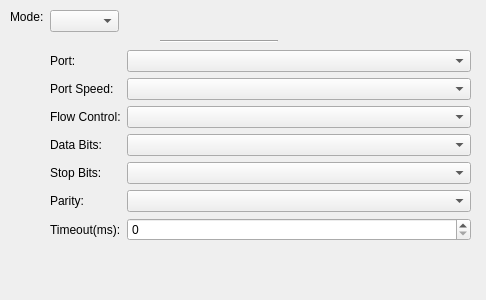
Old version of the form ground/src/plugins/gpsdisplay/gpsdisplaygadgetoptionspage.ui in the repository openpilot/OpenPilot.
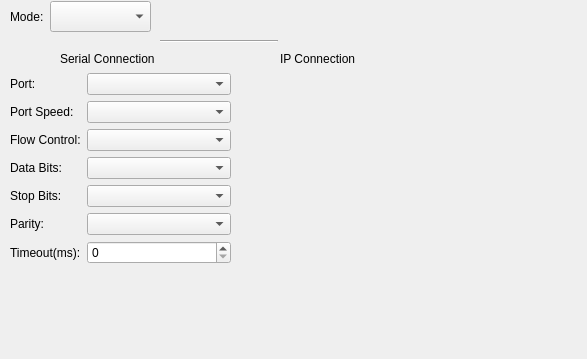
New version of the form.

Commit message: OP-52 Big update to GPS gadget: now supports a new mode, "Telemetry", to display the onboard GPS data, including GPS constellation. This is not tested in Windows yet - I will do this on another machine ASAP. It might break the serial mode as well, I just lack time to test everything but I will eventually do it.

Patch:
```diff
--- a/ground/src/plugins/gpsdisplay/gpsdisplaygadgetoptionspage.ui
+++ b/ground/src/plugins/gpsdisplay/gpsdisplaygadgetoptionspage.ui
@@ -6,8 +6,8 @@
    <rect>
     <x>0</x>
     <y>0</y>
-    <width>486</width>
-    <height>300</height>
+    <width>587</width>
+    <height>359</height>
    </rect>
   </property>
   <property name="sizePolicy">
@@ -42,9 +42,9 @@
       <property name="geometry">
        <rect>
         <x>50</x>
-        <y>10</y>
-        <width>69</width>
-        <height>22</height>
+        <y>1</y>
+        <width>101</width>
+        <height>31</height>
        </rect>
       </property>
      </widget>
@@ -64,84 +64,84 @@
      <widget class="QWidget" name="formLayoutWidget">
       <property name="geometry">
        <rect>
-        <x>50</x>
-        <y>50</y>
-        <width>421</width>
-        <height>201</height>
+        <x>10</x>
+        <y>73</y>
+        <width>221</width>
+        <height>261</height>
        </rect>
       </property>
       <layout class="QFormLayout" name="formLayout">
        <property name="fieldGrowthPolicy">
         <enum>QFormLayout::AllNonFixedFieldsGrow</enum>
        </property>
-       <item row="1" column="0">
+       <item row="0" column="0">
         <widget class="QLabel" name="portLabel">
          <property name="text">
           <string>Port:</string>
          </property>
         </widget>
        </item>
-       <item row="1" column="1">
+       <item row="0" column="1">
         <widget class="QComboBox" name="portComboBox"/>
        </item>
-       <item row="2" column="0">
+       <item row="1" column="0">
         <widget class="QLabel" name="portSpeedLabel">
          <property name="text">
           <string>Port Speed:</string>
          </property>
         </widget>
        </item>
-       <item row="2" column="1">
+       <item row="1" column="1">
         <widget class="QComboBox" name="portSpeedComboBox"/>
        </item>
-       <item row="3" column="0">
+       <item row="2" column="0">
         <widget class="QLabel" name="flowControlLabel">
          <property name="text">
           <string>Flow Control:</string>
          </property>
         </widget>
        </item>
-       <item row="3" column="1">
+       <item row="2" column="1">
         <widget class="QComboBox" name="flowControlComboBox"/>
        </item>
-       <item row="4" column="0">
+       <item row="3" column="0">
         <widget class="QLabel" name="dataBitsLabel">
          <property name="text">
           <string>Data Bits:</string>
          </property>
         </widget>
        </item>
-       <item row="4" column="1">
+       <item row="3" column="1">
         <widget class="QComboBox" name="dataBitsComboBox"/>
        </item>
-       <item row="5" column="0">
+       <item row="4" column="0">
         <widget class="QLabel" name="stopBitsLabel">
          <property name="text">
           <string>Stop Bits:</string>
          </property>
         </widget>
        </item>
-       <item row="5" column="1">
+       <item row="4" column="1">
         <widget class="QComboBox" name="stopBitsComboBox"/>
        </item>
-       <item row="6" column="0">
+       <item row="5" column="0">
         <widget class="QLabel" name="parityLabel">
          <property name="text">
           <string>Parity:</string>
          </property>
         </widget>
        </item>
-       <item row="6" column="1">
+       <item row="5" column="1">
         <widget class="QComboBox" name="parityComboBox"/>
        </item>
-       <item row="7" column="0">
+       <item row="6" column="0">
         <widget class="QLabel" name="timeoutLabel">
          <property name="text">
           <string>Timeout(ms):</string>
          </property>
         </widget>
        </item>
-       <item row="7" column="1">
+       <item row="6" column="1">
         <widget class="QSpinBox" name="timeoutSpinBox">
          <property name="maximum">
           <number>100000</number>
@@ -150,6 +150,32 @@
        </item>
       </layout>
      </widget>
+     <widget class="QLabel" name="label_3">
+      <property name="geometry">
+       <rect>
+        <x>280</x>
+        <y>50</y>
+        <width>111</width>
+        <height>17</height>
+       </rect>
+      </property>
+      <property name="text">
+       <string>IP Connection</string>
+      </property>
+     </widget>
+     <widget class="QLabel" name="label_2">
+      <property name="geometry">
+       <rect>
+        <x>60</x>
+        <y>50</y>
+        <width>125</width>
+        <height>17</height>
+       </rect>
+      </property>
+      <property name="text">
+       <string>Serial Connection</string>
+      </property>
+     </widget>
     </widget>
    </item>
   </layout>
```
Left out of the diff: 2 changed lines with no effect on the pictures. The commit also changes 16 other files.
